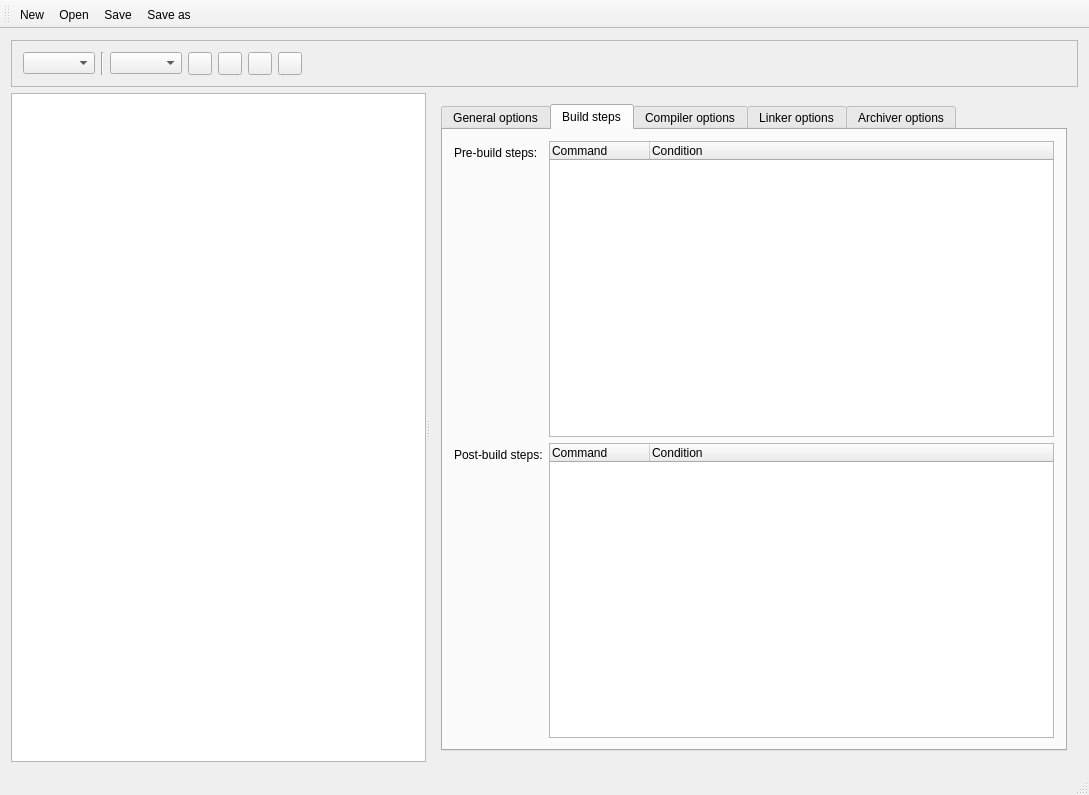
The window that mainwindow.ui (molotov-dmitry/ccs-pjt-editor-qt) describes before a commit, drawn with Qt 5.
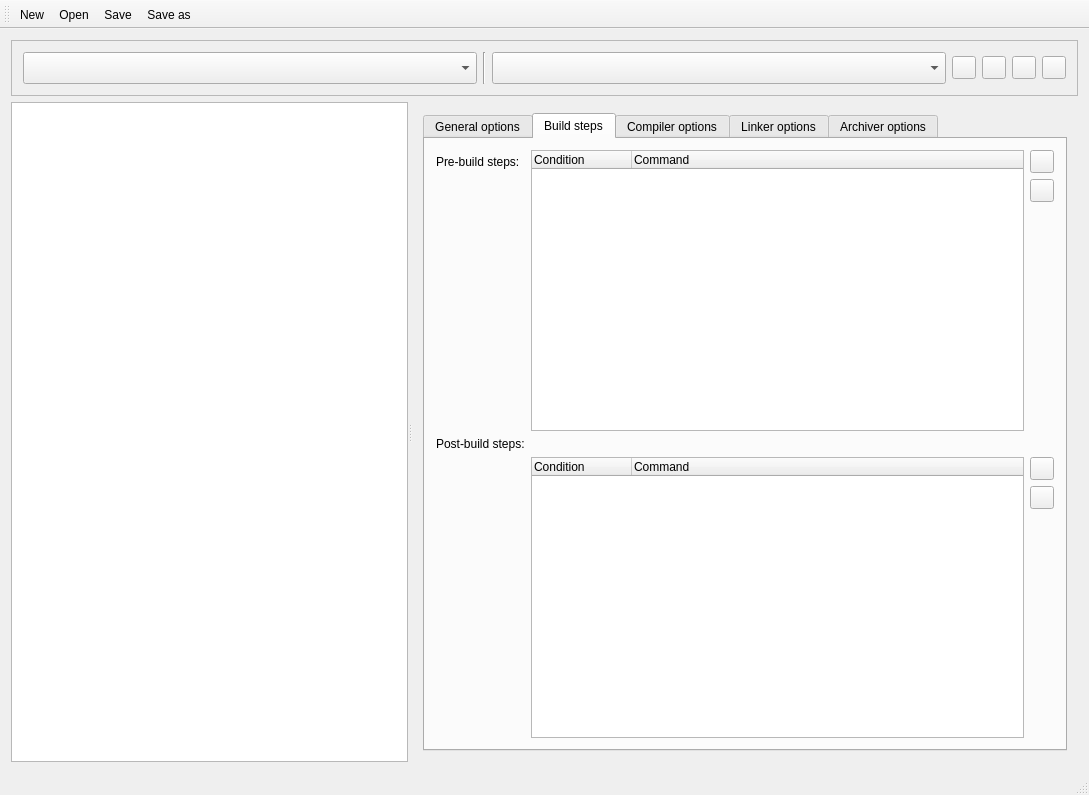
The same window after the commit. The open tabs and pages were chosen to show the change. Icons and pictures are not drawn. Custom widgets are drawn as their Qt base class.

Commit message: Added build steps editors.

```diff
--- a/mainwindow.ui
+++ b/mainwindow.ui
@@ -35,7 +35,20 @@
       </property>
       <layout class="QHBoxLayout" name="horizontalLayout">
        <item>
-        <widget class="QComboBox" name="boxProjects"/>
+        <widget class="QComboBox" name="boxProjects">
+         <property name="sizePolicy">
+          <sizepolicy hsizetype="Expanding" vsizetype="Fixed">
+           <horstretch>0</horstretch>
+           <verstretch>0</verstretch>
+          </sizepolicy>
+         </property>
+         <property name="minimumSize">
+          <size>
+           <width>120</width>
+           <height>32</height>
+          </size>
+         </property>
+        </widget>
        </item>
        <item>
         <widget class="Line" name="line">
@@ -45,7 +58,20 @@
         </widget>
        </item>
        <item>
-        <widget class="QComboBox" name="boxConfigurations"/>
+        <widget class="QComboBox" name="boxConfigurations">
+         <property name="sizePolicy">
+          <sizepolicy hsizetype="Expanding" vsizetype="Fixed">
+           <horstretch>0</horstretch>
+           <verstretch>0</verstretch>
+          </sizepolicy>
+         </property>
+         <property name="minimumSize">
+          <size>
+           <width>120</width>
+           <height>32</height>
+          </size>
+         </property>
+        </widget>
        </item>
        <item>
         <widget class="QToolButton" name="buttonConfigurationAdd">
@@ -79,19 +105,6 @@
          </property>
         </widget>
        </item>
-       <item>
-        <spacer name="horizontalSpacer">
-         <property name="orientation">
-          <enum>Qt::Horizontal</enum>
-         </property>
-         <property name="sizeHint" stdset="0">
-          <size>
-           <width>723</width>
-           <height>20</height>
-          </size>
-         </property>
-        </spacer>
-       </item>
       </layout>
      </widget>
     </item>
@@ -210,20 +223,6 @@
                </property>
               </widget>
              </item>
-             <item row="0" column="1">
-              <widget class="QTreeWidget" name="treePreBuildSteps">
-               <column>
-                <property name="text">
-                 <string>Command</string>
-                </property>
-               </column>
-               <column>
-                <property name="text">
-                 <string>Condition</string>
-                </property>
-               </column>
-              </widget>
-             </item>
              <item row="1" column="0">
               <widget class="QLabel" name="label_7">
                <property name="text">
@@ -231,19 +230,135 @@
                </property>
               </widget>
              </item>
-             <item row="1" column="1">
-              <widget class="QTreeWidget" name="treePostBuildSteps">
-               <column>
-                <property name="text">
-                 <string>Command</string>
-                </property>
-               </column>
-               <column>
-                <property name="text">
-                 <string>Condition</string>
-                </property>
-               </column>
-              </widget>
+             <item row="0" column="1">
+              <layout class="QGridLayout" name="gridLayout">
+               <item row="0" column="1">
+                <widget class="QToolButton" name="buttonAddPreBuildStep">
+                 <property name="icon">
+                  <iconset theme="add">
+                   <normaloff>.</normaloff>.</iconset>
+                 </property>
+                </widget>
+               </item>
+               <item row="1" column="1">
+                <widget class="QToolButton" name="buttonRemovePreBuildStep">
+                 <property name="icon">
+                  <iconset theme="remove">
+                   <normaloff>.</normaloff>.</iconset>
+                 </property>
+                </widget>
+               </item>
+               <item row="2" column="1">
+                <spacer name="verticalSpacer">
+                 <property name="orientation">
+                  <enum>Qt::Vertical</enum>
+                 </property>
+                 <property name="sizeHint" stdset="0">
+                  <size>
+                   <width>20</width>
+                   <height>40</height>
+                  </size>
+                 </property>
+                </spacer>
+               </item>
+               <item row="0" column="0" rowspan="3">
+                <widget class="QTreeWidget" name="treePreBuildSteps">
+                 <property name="dragDropMode">
+                  <enum>QAbstractItemView::DragDrop</enum>
+                 </property>
+                 <property name="defaultDropAction">
+                  <enum>Qt::MoveAction</enum>
+                 </property>
+                 <property name="alternatingRowColors">
+                  <bool>true</bool>
+                 </property>
+                 <property name="selectionMode">
+                  <enum>QAbstractItemView::ExtendedSelection</enum>
+                 </property>
+                 <property name="verticalScrollMode">
+                  <enum>QAbstractItemView::ScrollPerPixel</enum>
+                 </property>
+                 <property name="indentation">
+                  <number>0</number>
+                 </property>
+                 <column>
+                  <property name="text">
+                   <string>Condition</string>
+                  </property>
+                 </column>
+                 <column>
+                  <property name="text">
+                   <string>Command</string>
+                  </property>
+                 </column>
+                </widget>
+               </item>
+              </layout>
+             </item>
+             <item row="2" column="1">
+              <layout class="QGridLayout" name="gridLayout_2">
+               <item row="0" column="1">
+                <widget class="QToolButton" name="buttonAddPostBuildStep">
+                 <property name="icon">
+                  <iconset theme="add">
+                   <normaloff>.</normaloff>.</iconset>
+                 </property>
+                </widget>
+               </item>
+               <item row="1" column="1">
+                <widget class="QToolButton" name="buttonRemovePostBuildStep">
+                 <property name="icon">
+                  <iconset theme="remove">
+                   <normaloff>.</normaloff>.</iconset>
+                 </property>
+                </widget>
+               </item>
+               <item row="2" column="1">
+                <spacer name="verticalSpacer_2">
+                 <property name="orientation">
+                  <enum>Qt::Vertical</enum>
+                 </property>
+                 <property name="sizeHint" stdset="0">
+                  <size>
+                   <width>20</width>
+                   <height>40</height>
+                  </size>
+                 </property>
+                </spacer>
+               </item>
+               <item row="0" column="0" rowspan="3">
+                <widget class="QTreeWidget" name="treePostBuildSteps">
+                 <property name="dragDropMode">
+                  <enum>QAbstractItemView::DragDrop</enum>
+                 </property>
+                 <property name="defaultDropAction">
+                  <enum>Qt::MoveAction</enum>
+                 </property>
+                 <property name="alternatingRowColors">
+                  <bool>true</bool>
+                 </property>
+                 <property name="selectionMode">
+                  <enum>QAbstractItemView::ExtendedSelection</enum>
+                 </property>
+                 <property name="verticalScrollMode">
+                  <enum>QAbstractItemView::ScrollPerPixel</enum>
+                 </property>
+                 <property name="indentation">
+                  <number>0</number>
+                 </property>
+                 <column>
+                  <property name="text">
+                   <string>Condition</string>
+                  </property>
+                 </column>
+                 <column>
+                  <property name="text">
+                   <string>Command</string>
+                  </property>
+                 </column>
+                </widget>
+               </item>
+              </layout>
              </item>
             </layout>
            </widget>
@@ -628,6 +743,13 @@
   </action>
  </widget>
  <layoutdefault spacing="6" margin="11"/>
+ <customwidgets>
+  <customwidget>
+   <class>ListEditor</class>
+   <extends>QLineEdit</extends>
+   <header>listeditor.h</header>
+  </customwidget>
+ </customwidgets>
  <resources/>
  <connections/>
 </ui>
```
Left out of the diff: 125 changed lines with no effect on the pictures. The commit also changes 8 other files.
